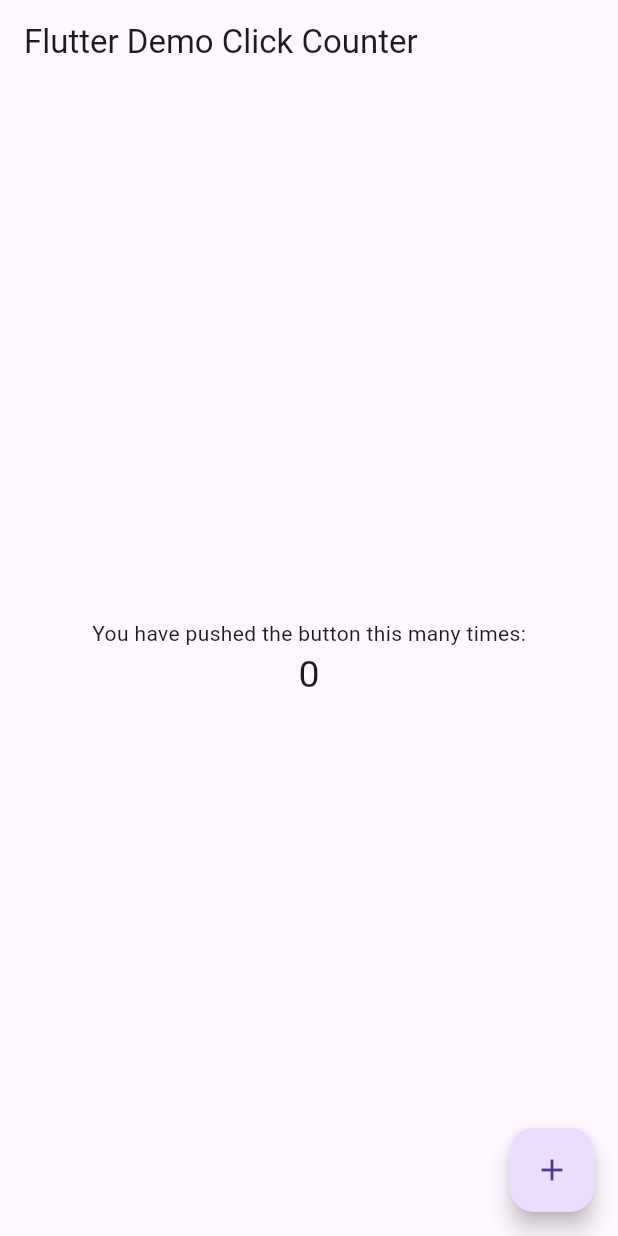
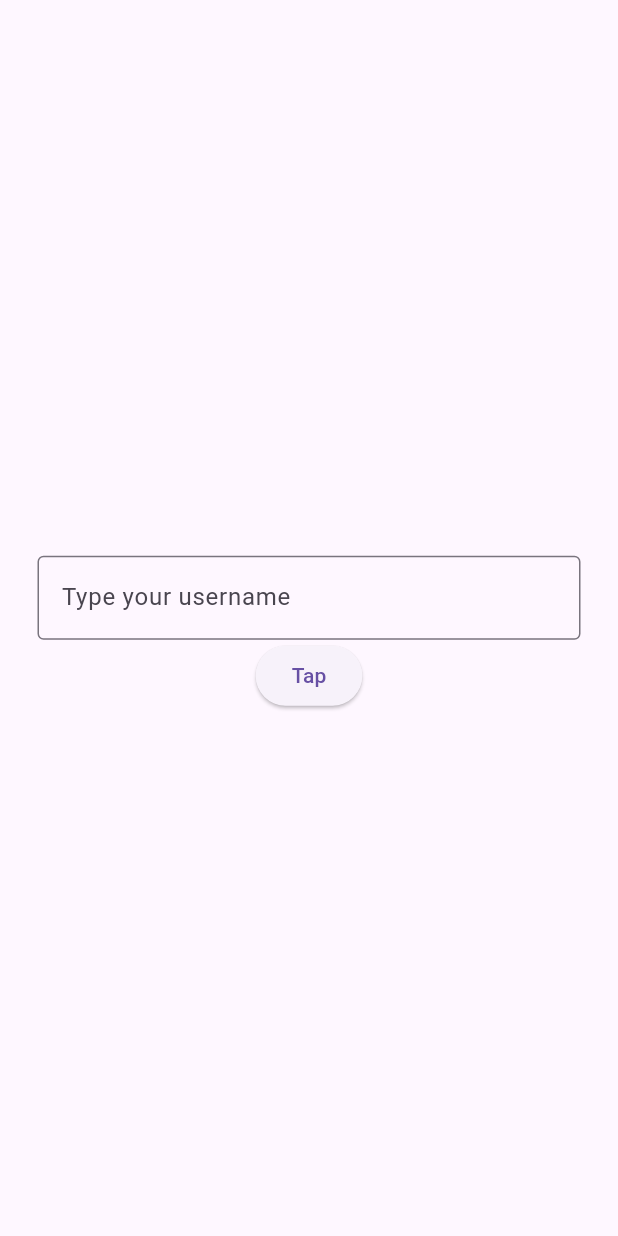
Before and after one commit to Tunjiy/User_Input_Flutter, a Flutter app: the screen it shows after launch, on a phone screen of 412 x 824 dp. Run offline on Flutter 3.47's test engine with Material 3 defaults, Android fonts, the phone set to English and light mode, and no system bars.

Commit message:
main file

```diff
--- /dev/null
+++ b/lib/Pages/user_input.dart
@@ -0,0 +1,52 @@
+import 'package:flutter/material.dart';
+
+class ToDoApp extends StatefulWidget {
+  const ToDoApp({Key? key}) : super(key: key);
+
+  @override
+  State<ToDoApp> createState() => _ToDoAppState();
+}
+
+class _ToDoAppState extends State<ToDoApp> {
+  //greeting message var
+  String greetingMessage = "";
+  //greet user method
+  void greetUser() {
+    String userName = myController.text;
+    setState(() {
+      greetingMessage = "Hello " + userName;
+    });
+  }
+
+  //text editing controller to get access to what the user type
+  TextEditingController myController = TextEditingController();
+  //UI
+  @override
+  Widget build(BuildContext context) {
+    return Scaffold(
+      body: Center(
+          child: Padding(
+        padding: const EdgeInsets.all(25.0),
+        child: Column(
+          mainAxisAlignment: MainAxisAlignment.center,
+          children: [
+            //greeting message
+            Text(greetingMessage),
+            TextField(
+              controller: myController,
+              decoration: InputDecoration(
+                border: OutlineInputBorder(),
+                hintText: "Type your username",
+              ),
+            ),
+            //button
+            ElevatedButton(
+              onPressed: greetUser,
+              child: Text('Tap'),
+            )
+          ],
+        ),
+      )),
+    );
+  }
+}
--- a/lib/main.dart
+++ b/lib/main.dart
@@ -1,92 +1,16 @@
+import 'Pages/user_input.dart';
 import 'package:flutter/material.dart';
 
 void main() => runApp(const MyApp());
 
 class MyApp extends StatelessWidget {
   const MyApp({super.key});
-  static const String _title = 'Flutter Stateful Clicker Counter';
-  // This widget is the root of your application.
+
   @override
   Widget build(BuildContext context) {
     return MaterialApp(
-      title: _title,
-      theme: ThemeData(
-        // useMaterial3: false,
-        primarySwatch: Colors.blue,
-      ),
-      home: const MyHomePage(),
+      debugShowCheckedModeBanner: false,
+      home: ToDoApp(),
     );
   }
 }
-
-class MyHomePage extends StatefulWidget {
-  const MyHomePage({super.key});
-  // This widget is the home page of your application. It is stateful, meaning
-  // that it has a State object (defined below) that contains fields that affect
-  // how it looks.
-  // This class is the configuration for the state.
-  @override
-  _MyHomePageState createState() => _MyHomePageState();
-}
-
-class _MyHomePageState extends State<MyHomePage> {
-  int _counter = 0;
-
-  void _incrementCounter() {
-    setState(() {
-      // This call to setState tells the Flutter framework that something has
-      // changed in this State, which causes it to rerun the build method below
-      // so that the display can reflect the updated values. If we changed
-      // _counter without calling setState(), then the build method would not be
-      // called again, and so nothing would appear to happen.
-      _counter++;
-    });
-  }
-
-  @override
-  Widget build(BuildContext context) {
-    // This method is rerun every time setState is called, for instance as done
-    // by the _incrementCounter method above.
-    //
-    // The Flutter framework has been optimized to make rerunning build methods
-    // fast, so that you can just rebuild anything that needs updating rather
-    // than having to individually change instances of widgets.
-    return Scaffold(
-      appBar: AppBar(
-        // Here we take the value from the MyHomePage object that was created by
-        // the App.build method, and use it to set our appbar title.
-        title: const Text('Flutter Demo Click Counter'),
-      ),
-      body: Center(
-        // Center is a layout widget. It takes a single child and positions it
-        // in the middle of the parent.
-        child: Column(
-          // Column is also a layout widget. It takes a list of children and
-          // arranges them vertically. By default, it sizes itself to fit its
-          // children horizontally, and tries to be as tall as its parent.
-          //
-          // Column has various properties to control how it sizes itself and
-          // how it positions its children. Here we use mainAxisAlignment to
-          // center the children vertically; the main axis here is the vertical
-          // axis because Columns are vertical (the cross axis would be
-          // horizontal).
-          mainAxisAlignment: MainAxisAlignment.center,
-          children: <Widget>[
-            const Text(
-              'You have pushed the button this many times:',
-            ),
-            Text(
-              '$_counter',
-              style: const TextStyle(fontSize: 25),
-            ),
-          ],
-        ),
-      ),
-      floatingActionButton: FloatingActionButton(
-        onPressed: _incrementCounter,
-        tooltip: 'Increment',
-        child: const Icon(Icons.add),
-      ),
-    );
-  }
-}
```
